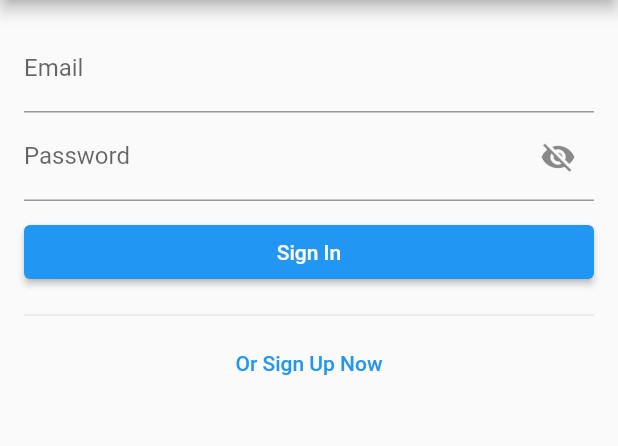
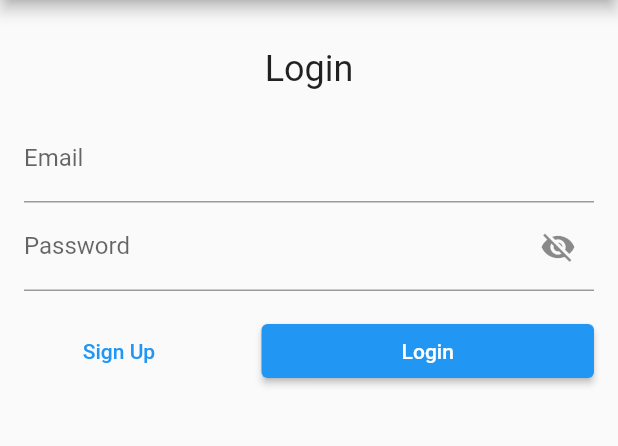
Before and after one commit to CaLouro/foodsaver-capstone, a Flutter app: the screen it shows after launch, on a phone screen of 412 x 824 dp, the part 84-530 px from its top. Run offline on Flutter 3.47's test engine with Material 2 defaults, Android fonts, the phone set to English and light mode, and no system bars; drawn by our look-alikes of flutter_form_builder, rounded_loading_button; our stand-ins replace firebase_auth, firebase_core, form_builder_validators, get; accounts and stored records are empty.

Commit message:
Updated login page layout to sync with the web app.

```diff
--- a/FoodSaverMobileApp/lib/view/pages/login_page.dart
+++ b/FoodSaverMobileApp/lib/view/pages/login_page.dart
@@ -30,20 +30,38 @@ class _LoginPageState extends State<LoginPage> {
         child: ListView(
           padding: const EdgeInsets.all(16),
           children: [
+            Padding(
+              padding: const EdgeInsets.symmetric(vertical: 16),
+              child: Text(
+                'Login',
+                style: Theme.of(context).textTheme.headlineSmall,
+                textAlign: TextAlign.center,
+              ),
+            ),
             const EmailTextField('email'),
             const PasswordTextField('password'),
             Padding(
               padding: const EdgeInsets.symmetric(vertical: 16),
-              child: StyledRoundedLoadingButton(
-                controller: controller.buttonController,
-                onPressed: controller.submitLogin,
-                child: const Text('Sign In'),
+              child: Row(
+                children: [
+                  Expanded(
+                    flex: 4,
+                    child: TextButton(
+                      onPressed: controller.goToSignUp,
+                      child: const Text('Sign Up'),
+                    ),
+                  ),
+                  const Spacer(flex: 1),
+                  Expanded(
+                    flex: 7,
+                    child: StyledRoundedLoadingButton(
+                      controller: controller.buttonController,
+                      onPressed: controller.submitLogin,
+                      child: const Text('Login'),
+                    ),
+                  ),
+                ],
               ),
-            ),
-            const Divider(),
-            TextButton(
-              onPressed: controller.goToSignUp,
-              child: const Text('Or Sign Up Now'),
             ),
           ],
         ),
```
